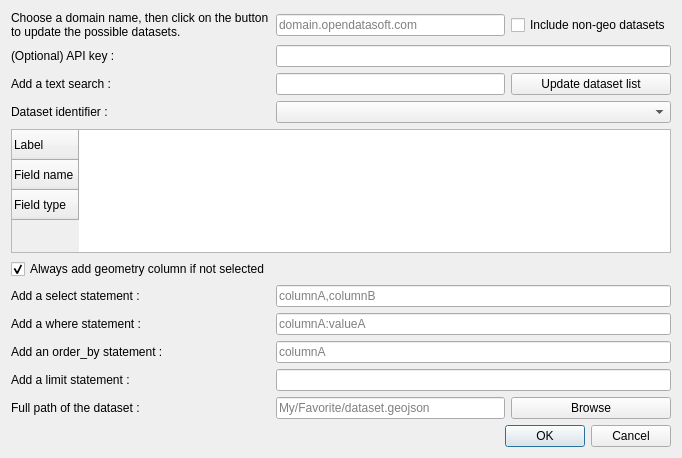
Above: plugin_dialog.ui from opendatasoft/qgis-ods-plugin before the change. Below: the same form after it.
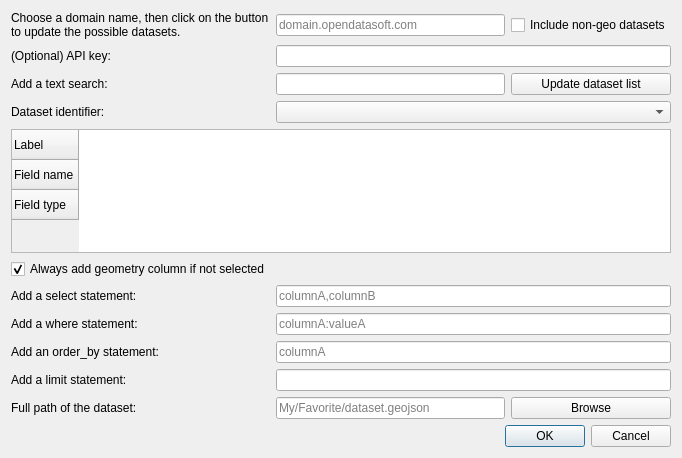
That is the form after the change.

Commit message: fixed typo + fixed shown order of dataset list

The edit to the form file:
```diff
--- a/plugin_dialog.ui
+++ b/plugin_dialog.ui
@@ -17,7 +17,7 @@
    <item row="26" column="0">
     <widget class="QLabel" name="pathLabel">
      <property name="text">
-      <string>Full path of the dataset :</string>
+      <string>Full path of the dataset:</string>
      </property>
     </widget>
    </item>
@@ -81,21 +81,21 @@
    <item row="7" column="0">
     <widget class="QLabel" name="textSearchLabel">
      <property name="text">
-      <string>Add a text search :</string>
+      <string>Add a text search:</string>
      </property>
     </widget>
    </item>
    <item row="17" column="0">
     <widget class="QLabel" name="selectLabel">
      <property name="text">
-      <string>Add a select statement :</string>
+      <string>Add a select statement:</string>
      </property>
     </widget>
    </item>
    <item row="11" column="0">
     <widget class="QLabel" name="datasetLabel">
      <property name="text">
-      <string>Dataset identifier :</string>
+      <string>Dataset identifier:</string>
      </property>
     </widget>
    </item>
@@ -112,7 +112,7 @@
    <item row="20" column="0">
     <widget class="QLabel" name="whereLabel">
      <property name="text">
-      <string>Add a where statement :</string>
+      <string>Add a where statement:</string>
      </property>
     </widget>
    </item>
@@ -122,7 +122,7 @@
       <number>1</number>
      </property>
      <property name="text">
-      <string>&lt;html&gt;&lt;head/&gt;&lt;body&gt;&lt;p&gt;Add a limit statement :&lt;/p&gt;&lt;/body&gt;&lt;/html&gt;</string>
+      <string>Add a limit statement:</string>
      </property>
     </widget>
    </item>
@@ -146,14 +146,14 @@
    <item row="6" column="0">
     <widget class="QLabel" name="apikeyLabel">
      <property name="text">
-      <string>(Optional) API key :</string>
+      <string>(Optional) API key:</string>
      </property>
     </widget>
    </item>
    <item row="22" column="0">
     <widget class="QLabel" name="orderByLabel">
      <property name="text">
-      <string>Add an order_by statement :</string>
+      <string>Add an order_by statement:</string>
      </property>
     </widget>
    </item>
```
Left out of the diff: 3 changed lines with no effect on the pictures. The commit also changes 1 other file.
